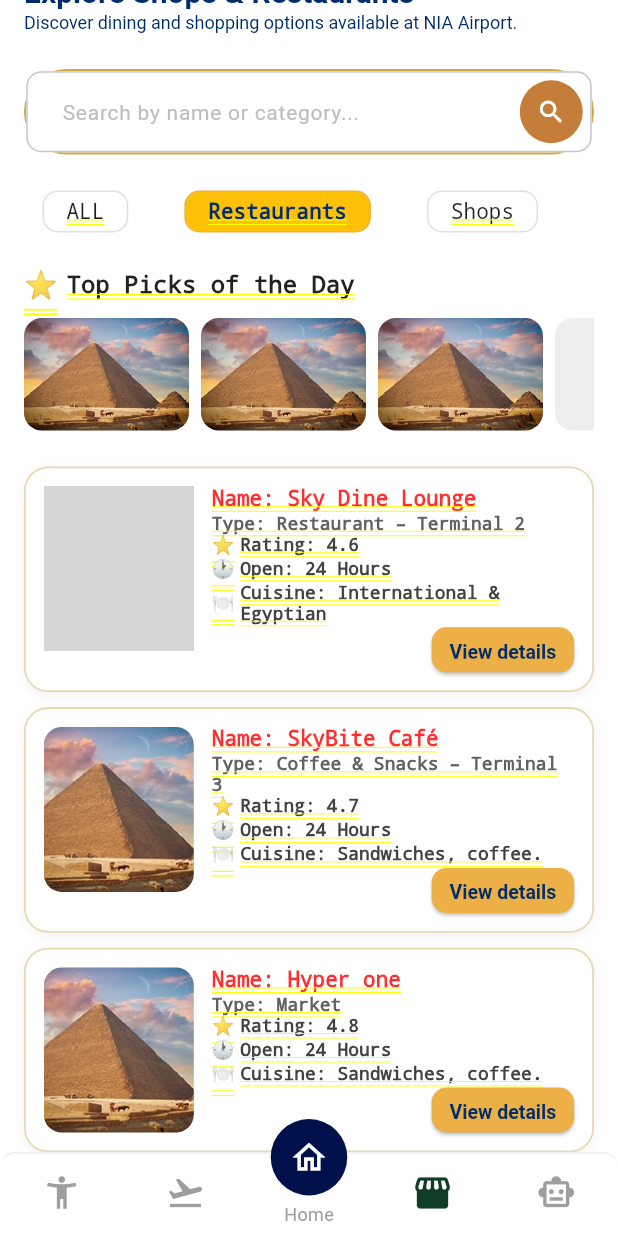
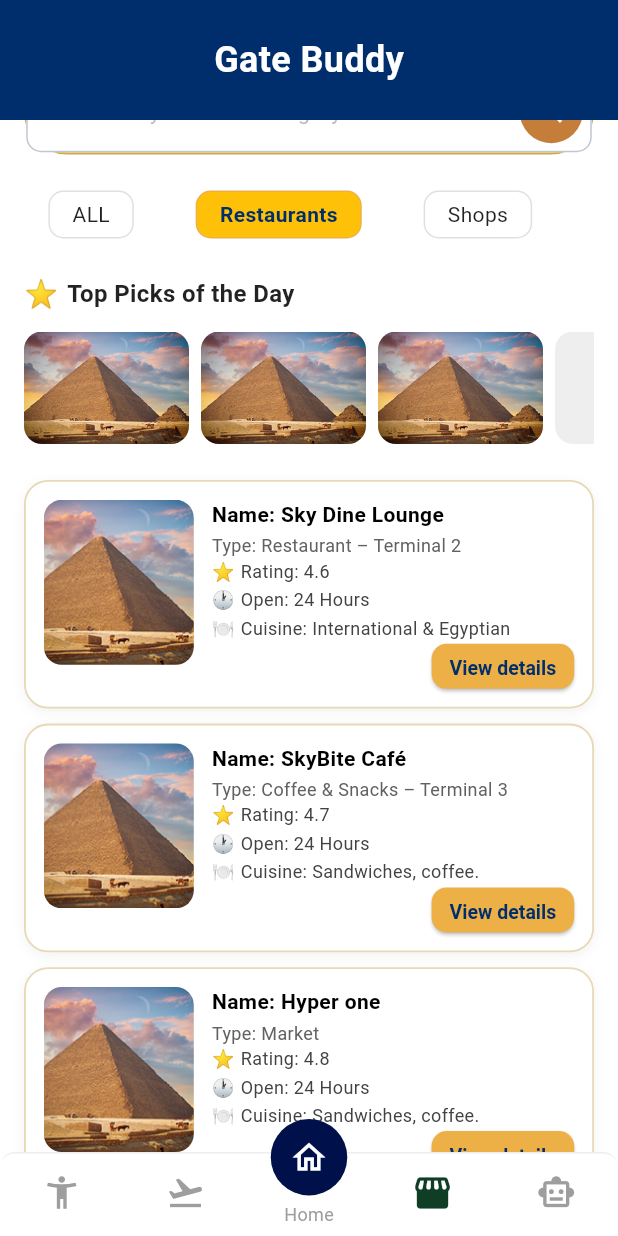
Before and after one commit to Samir-mo/koleya, a Flutter app: the screen it shows after launch, item 4 of the bottom bar chosen, scrolled down 118 dp, on a phone screen of 412 x 824 dp. Run offline on Flutter 3.47's test engine with Material 3 defaults, Android fonts, the phone set to English and light mode, and no system bars; drawn by our look-alikes of persistent_bottom_nav_bar; our stand-ins replace dio, easy_localization, equatable, flutter_bloc, flutter_screenutil, flutter_secure_storage and 5 more; accounts and stored records are empty; Roboto replaces fonts that are missing (Manrope); grey boxes are pictures that could not be loaded.

Commit message:
Fix Expetion And Refactor flight screen

```diff
--- a/lib/features/main_navigation/ui/main_scaffold.dart
+++ b/lib/features/main_navigation/ui/main_scaffold.dart
@@ -6,7 +6,8 @@ import 'package:koleya/cubit/home_cubit.dart';
 import 'package:koleya/features/home/ui/home_screen.dart';
 import 'package:koleya/features/restaurants_and_shops/ui/explore_places_screen.dart';
 import 'package:koleya/ui/screens/assistant_screen.dart';
-import 'package:koleya/ui/screens/flights_screen.dart';
+import 'package:koleya/features/flights/ui/flights_screen.dart';
+import 'package:koleya/ui/screens/profile_screen.dart';
 import 'package:persistent_bottom_nav_bar/persistent_bottom_nav_bar.dart';
 
 class MainScaffold extends StatefulWidget {
@@ -20,29 +21,36 @@ class _MainScaffoldState extends State<MainScaffold> {
   late final PersistentTabController _controller;
   final ScrollController _homeScrollController = ScrollController();
 
+  late final HomeCubit _homeCubit;
+
   static const int initialIndex = 2;
 
   @override
   void initState() {
     super.initState();
+    _controller = PersistentTabController(initialIndex: initialIndex);
 
-    _controller = PersistentTabController(initialIndex: initialIndex);
+    // Create the cubit once here
+    _homeCubit = HomeCubit(getIt())..loadDashboard();
   }
 
   @override
   void dispose() {
     _controller.dispose();
     _homeScrollController.dispose();
+    _homeCubit.close();           // Important: close it manually
     super.dispose();
   }
 
   // ---------------- SCREENS ----------------
   List<Widget> _buildScreens() {
     return [
-      const Placeholder(),
+      const ProfileScreen(),
       const FlightsScreen(),
-      BlocProvider(
-        create: (_) => HomeCubit(getIt())..loadDashboard(),
+
+      // Use BlocProvider.value instead of creating new one every time
+      BlocProvider.value(
+        value: _homeCubit,
         child: HomeScreen(scrollController: _homeScrollController),
       ),
 
@@ -76,7 +84,6 @@ class _MainScaffoldState extends State<MainScaffold> {
     );
   }
 
-  // ---------------- UI ----------------
   @override
   Widget build(BuildContext context) {
     return PersistentTabView(
@@ -84,21 +91,16 @@ class _MainScaffoldState extends State<MainScaffold> {
       controller: _controller,
       screens: _buildScreens(),
       items: _navItems(),
-
       backgroundColor: Colors.white,
       navBarStyle: NavBarStyle.style15,
-
       confineToSafeArea: true,
-      stateManagement: true,
-
+      stateManagement: true,           // keep this true
       hideNavigationBarWhenKeyboardAppears: true,
-
       decoration: NavBarDecoration(
         borderRadius: BorderRadius.circular(10),
         colorBehindNavBar: Colors.white,
         border: Border(top: BorderSide(color: Colors.grey.shade200)),
       ),
-
       handleAndroidBackButtonPress: true,
       resizeToAvoidBottomInset: true,
     );
--- a/lib/features/restaurants_and_shops/ui/explore_places_screen.dart
+++ b/lib/features/restaurants_and_shops/ui/explore_places_screen.dart
@@ -10,42 +10,39 @@ class ExplorePlacesScreen extends StatelessWidget {
 
   @override
   Widget build(BuildContext context) {
-    return ColoredBox(
-      color: Color(0xFF002D6B),
-      child: SafeArea(
-        child: SingleChildScrollView(
-          child: ColoredBox(
-            color: Colors.white,
-            child: Column(
-              mainAxisAlignment: MainAxisAlignment.start,
-              crossAxisAlignment: CrossAxisAlignment.start,
-              children: [
-                CustomAppBar(appBarTitle: 'Gate buddy'),
-                Padding(
-                  padding: EdgeInsetsGeometry.only(
-                    top: 16,
-                    left: 16,
-                    right: 16,
-                  ),
+    return Scaffold(
+      backgroundColor: const Color(0xFF002D6B),
+      body: SafeArea(
+        child: Column(
+          children: [
+            // Custom App Bar - Outside the scroll view (Recommended)
+            const CustomAppBar(appBarTitle: 'Gate Buddy'),
+
+            // Scrollable Content
+            Expanded(
+              child: SingleChildScrollView(
+                physics: const BouncingScrollPhysics(),
+                child: Container(
+                  color: Colors.white,
+                  padding: const EdgeInsets.fromLTRB(16, 16, 16, 24),
                   child: Column(
-                    mainAxisAlignment: MainAxisAlignment.start,
                     crossAxisAlignment: CrossAxisAlignment.start,
                     children: [
                       _buildIntroText(),
-                      SizedBox(height: 24),
-                      SearchField(),
-                      SizedBox(height: 24),
-                      FilterChipRow(),
-                      SizedBox(height: 24),
-                      TopPicksOfTheDay(),
-                      SizedBox(height: 24),
-                      PlaceListView(),
+                      const SizedBox(height: 24),
+                      const SearchField(),
+                      const SizedBox(height: 24),
+                      const FilterChipRow(),
+                      const SizedBox(height: 24),
+                      const TopPicksOfTheDay(),
+                      const SizedBox(height: 24),
+                      const PlaceListView(),
                     ],
                   ),
                 ),
-              ],
+              ),
             ),
-          ),
+          ],
         ),
       ),
     );
@@ -53,10 +50,10 @@ class ExplorePlacesScreen extends StatelessWidget {
 
   Widget _buildIntroText() {
     return RichText(
-      text: TextSpan(
-        style: const TextStyle(color: Color(0xFF002D6B)),
+      text: const TextSpan(
+        style: TextStyle(color: Color(0xFF002D6B)),
         children: [
-          const TextSpan(
+          TextSpan(
             text: 'Explore Shops & Restaurants\n',
             style: TextStyle(
               fontSize: 20,
@@ -64,9 +61,8 @@ class ExplorePlacesScreen extends StatelessWidget {
               height: 1.5,
             ),
           ),
-          const TextSpan(
-            text:
-                'Discover dining and shopping options available at NIA Airport.',
+          TextSpan(
+            text: 'Discover dining and shopping options available at NIA Airport.',
             style: TextStyle(
               fontSize: 12,
               fontWeight: FontWeight.normal,
--- a/lib/features/restaurants_and_shops/ui/widgets/place_list_view.dart
+++ b/lib/features/restaurants_and_shops/ui/widgets/place_list_view.dart
@@ -17,7 +17,7 @@ class PlaceListView extends StatelessWidget {
         rating: 4.6,
         openHours: '24 Hours',
         cuisine: 'International & Egyptian',
-        imagePath: 'assets/images/test_image.jpeg.png',
+        imagePath: 'assets/images/6.png',
       ),
       PlaceOfServiceModel(
         id: 2,
@@ -26,7 +26,7 @@ class PlaceListView extends StatelessWidget {
         rating: 4.7,
         openHours: '24 Hours',
         cuisine: 'Sandwiches, coffee.',
-        imagePath: 'assets/images/test_image.jpeg',
+        imagePath: 'assets/images/6.png',
       ),
       PlaceOfServiceModel(
         id: 2,
@@ -35,7 +35,7 @@ class PlaceListView extends StatelessWidget {
         rating: 4.8,
         openHours: '24 Hours',
         cuisine: 'Sandwiches, coffee.',
-        imagePath: 'assets/images/test_image.jpeg',
+        imagePath: 'assets/images/6.png',
       ),
     ];
 
--- a/lib/features/restaurants_and_shops/ui/widgets/top_picks_of_the_day.dart
+++ b/lib/features/restaurants_and_shops/ui/widgets/top_picks_of_the_day.dart
@@ -5,9 +5,9 @@ class TopPicksOfTheDay extends StatelessWidget {
   const TopPicksOfTheDay({super.key});
 
   final List<String?> imagePaths = const [
-    'assets/images/test_image.jpeg',
-    'assets/images/test_image.jpeg',
-    'assets/images/test_image.jpeg',
+    'assets/images/6.png',
+    'assets/images/6.png',
+    'assets/images/6.png',
     null,
     null,
   ];
```
Also changed, not shown: lib/features/flights/ui/flights_screen.dart (added, +48 -0 lines), lib/features/flights/ui/widgets/flight_card.dart (renamed from lib/ui/screens/flights_screen.dart, +2 -92 lines), lib/features/flights/ui/widgets/flights_tab.dart (added, +22 -0 lines), lib/ui/screens/assistant_screen.dart (+30 -6 lines), lib/ui/screens/profile_screen.dart (+24 -23 lines).
